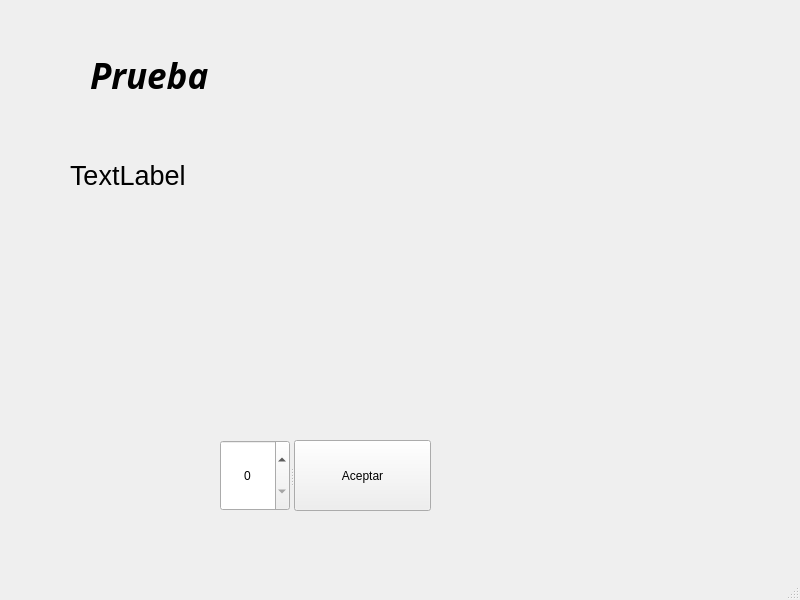
This is ventana.ui in Nastupiste/Proyecto_Servidor as Qt 5 draws it before an edit. The edited form follows.
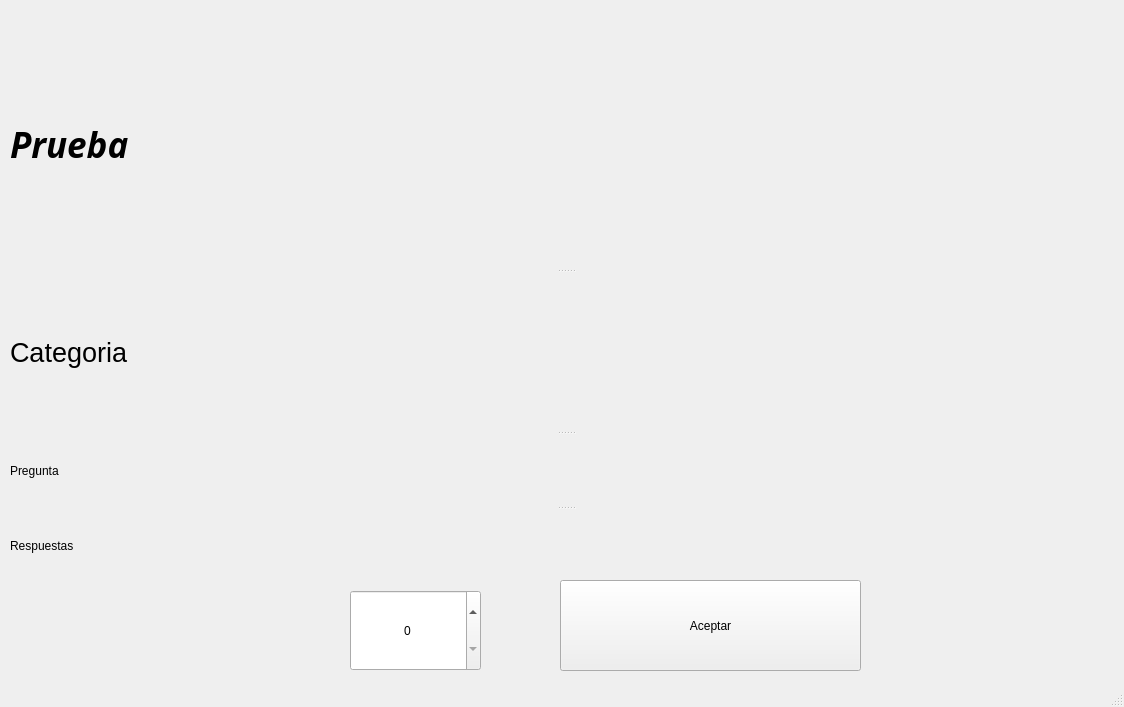
This is the edited form.

What changed in the file:
```diff
--- a/ventana.ui
+++ b/ventana.ui
@@ -6,77 +6,87 @@
    <rect>
     <x>0</x>
     <y>0</y>
-    <width>800</width>
-    <height>600</height>
+    <width>1124</width>
+    <height>707</height>
    </rect>
   </property>
   <property name="windowTitle">
    <string>Trivia´s API quest</string>
   </property>
   <widget class="QWidget" name="centralwidget">
-   <widget class="QLabel" name="etiquetaSaludo">
+   <widget class="QSpinBox" name="spinBoxNumPreguntas">
     <property name="geometry">
      <rect>
-      <x>90</x>
-      <y>40</y>
-      <width>491</width>
-      <height>71</height>
+      <x>350</x>
+      <y>590</y>
+      <width>131</width>
+      <height>81</height>
      </rect>
     </property>
-    <property name="font">
-     <font>
-      <family>Source Code Pro Black</family>
-      <pointsize>26</pointsize>
-      <weight>75</weight>
-      <italic>true</italic>
-      <bold>true</bold>
-     </font>
+    <property name="alignment">
+     <set>Qt::AlignCenter</set>
     </property>
-    <property name="text">
-     <string>Prueba</string>
+    <property name="maximum">
+     <number>51</number>
     </property>
    </widget>
-   <widget class="QLabel" name="etiquetaNumPregunta">
+   <widget class="QPushButton" name="bConfirmar">
     <property name="geometry">
      <rect>
-      <x>70</x>
-      <y>140</y>
-      <width>531</width>
-      <height>71</height>
+      <x>560</x>
+      <y>580</y>
+      <width>301</width>
+      <height>91</height>
      </rect>
     </property>
-    <property name="font">
-     <font>
-      <pointsize>20</pointsize>
-     </font>
-    </property>
     <property name="text">
-     <string>TextLabel</string>
+     <string>Aceptar</string>
     </property>
    </widget>
    <widget class="QSplitter" name="splitter">
     <property name="geometry">
      <rect>
-      <x>220</x>
-      <y>440</y>
-      <width>211</width>
-      <height>71</height>
+      <x>10</x>
+      <y>20</y>
+      <width>1111</width>
+      <height>561</height>
      </rect>
     </property>
     <property name="orientation">
-     <enum>Qt::Horizontal</enum>
+     <enum>Qt::Vertical</enum>
     </property>
-    <widget class="QSpinBox" name="spinBoxNumPreguntas">
-     <property name="alignment">
-      <set>Qt::AlignCenter</set>
+    <widget class="QLabel" name="eTitulo">
+     <property name="font">
+      <font>
+       <family>Source Code Pro Black</family>
+       <pointsize>26</pointsize>
+       <weight>75</weight>
+       <italic>true</italic>
+       <bold>true</bold>
+      </font>
      </property>
-     <property name="maximum">
-      <number>51</number>
+     <property name="text">
+      <string>Prueba</string>
      </property>
     </widget>
-    <widget class="QPushButton" name="botonConfirmar">
+    <widget class="QLabel" name="eSubTitulo">
+     <property name="font">
+      <font>
+       <pointsize>20</pointsize>
+      </font>
+     </property>
      <property name="text">
-      <string>Aceptar</string>
+      <string>Categoria</string>
+     </property>
+    </widget>
+    <widget class="QLabel" name="ePregunta">
+     <property name="text">
+      <string>Pregunta</string>
+     </property>
+    </widget>
+    <widget class="QLabel" name="eRespuestas">
+     <property name="text">
+      <string>Respuestas</string>
      </property>
     </widget>
    </widget>
```
